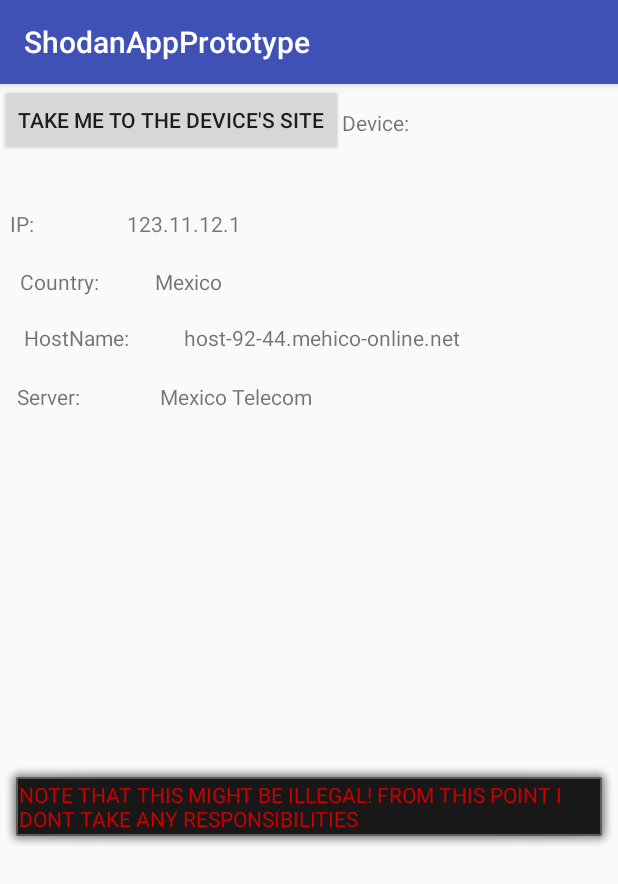
After one commit to osmocombb/ShodanApp, an Android app: the InformationOfResult screen opened directly, with no data from a screen before it, on a phone screen of 412 x 824 dp. The commit adds this screen. Shown: the top 884 px of the screen. Run offline under Robolectric (Android 15) with nearby library versions, the phone set to English and light mode, and no system bars; 4 statements that could not run were skipped.

Commit message:
Add files via upload
FoundDevice luokan poistaminen käytöstä, tilalle Banner, joka löytyy käytetystä kirjastosta
Muutamia bugeja korjattu

```diff
--- a/ShodanAppPrototype/app/src/main/AndroidManifest.xml
+++ b/ShodanAppPrototype/app/src/main/AndroidManifest.xml
@@ -4,7 +4,9 @@
 
     <uses-permission android:name="android.permission.INTERNET" />
     <uses-permission android:name="android.permission.CAMERA" />
+
     <uses-feature android:name="android.hardware.camera" />
+
     <application
         android:allowBackup="true"
         android:icon="@mipmap/ic_launcher"
@@ -22,7 +24,8 @@
         <activity
             android:name=".LoginActivity"
             android:label="@string/title_activity_login"
-            android:theme="@style/AppTheme.NoActionBar"></activity>
+            android:theme="@style/AppTheme.NoActionBar" />
+        <activity android:name=".InformationOfResult"></activity>
     </application>
 
 </manifest>
--- a/ShodanAppPrototype/app/src/main/java/prototype/shodanappprototype/FoundDevice.java
+++ b/ShodanAppPrototype/app/src/main/java/prototype/shodanappprototype/FoundDevice.java
@@ -46,6 +46,7 @@ public class FoundDevice {
     public String getCountry(){
         return Country;
     }
+    public String getServer(){return Server;}
     public String getEverythingElse(){
    //     return EverythingElse;
         return "";
--- /dev/null
+++ b/ShodanAppPrototype/app/src/main/java/prototype/shodanappprototype/InformationOfResult.java
@@ -0,0 +1,43 @@
+package prototype.shodanappprototype;
+
+import android.content.Context;
+import android.content.Intent;
+import android.location.Geocoder;
+import android.support.v7.app.AppCompatActivity;
+import android.os.Bundle;
+import android.widget.TextView;
+
+import java.util.Locale;
+
+
+// Activity Löydetyn tuloksen tietojen näyttöön
+public class InformationOfResult extends AppCompatActivity {
+TextView Ip,Server,Country,HostName;
+int i;
+    @Override
+    protected void onCreate(Bundle savedInstanceState) {
+        super.onCreate(savedInstanceState);
+        setContentView(R.layout.activity_information_of_result);
+
+        Intent intent = getIntent();
+        int value = intent.getIntExtra("deviceInformation", 0);
+        i = value;
+        Ip = findViewById(R.id.ipaddress);
+        Server = findViewById(R.id.Server);
+        Country = findViewById(R.id.Country);
+        HostName = findViewById(R.id.HostName);
+        setData();
+
+    }
+
+    public void setData(){
+
+        Ip.setText(DataHandler.getInstance().getList().get(i).getIpStr());
+        Server.setText(DataHandler.getInstance().getList().get(i).getIsp());
+        HostName.setText(DataHandler.getInstance().getList().get(i).getTitle());
+        Country.setText(DataHandler.getInstance().getList().get(i).getLocation().toString());
+    }
+
+
+
+}
--- /dev/null
+++ b/ShodanAppPrototype/app/src/main/res/layout/activity_information_of_result.xml
@@ -0,0 +1,159 @@
+<?xml version="1.0" encoding="utf-8"?>
+<android.support.constraint.ConstraintLayout xmlns:android="http://schemas.android.com/apk/res/android"
+    xmlns:app="http://schemas.android.com/apk/res-auto"
+    xmlns:tools="http://schemas.android.com/tools"
+    android:layout_width="match_parent"
+    android:layout_height="match_parent"
+    tools:context=".InformationOfResult">
+
+    <TextView
+        android:id="@+id/textView2"
+        android:layout_width="wrap_content"
+        android:layout_height="wrap_content"
+        android:layout_marginEnd="100dp"
+        android:layout_marginLeft="100dp"
+        android:layout_marginRight="100dp"
+        android:layout_marginStart="100dp"
+        android:layout_marginTop="16dp"
+        android:text="Information of Device: "
+        app:layout_constraintEnd_toEndOf="parent"
+        app:layout_constraintStart_toStartOf="parent"
+        app:layout_constraintTop_toTopOf="parent" />
+
+    <TextView
+        android:id="@+id/textView3"
+        android:layout_width="wrap_content"
+        android:layout_height="19dp"
+        android:layout_marginEnd="29dp"
+        android:layout_marginLeft="16dp"
+        android:layout_marginRight="29dp"
+        android:layout_marginStart="16dp"
+        android:layout_marginTop="48dp"
+        android:text="IP: "
+        app:layout_constraintEnd_toStartOf="@+id/ipaddress"
+        app:layout_constraintStart_toStartOf="parent"
+        app:layout_constraintTop_toBottomOf="@+id/textView2" />
+
+    <TextView
+        android:id="@+id/textView4"
+        android:layout_width="wrap_content"
+        android:layout_height="19dp"
+        android:layout_marginEnd="17dp"
+        android:layout_marginLeft="16dp"
+        android:layout_marginRight="17dp"
+        android:layout_marginStart="16dp"
+        android:layout_marginTop="19dp"
+        android:text="Country: "
+        app:layout_constraintEnd_toStartOf="@+id/Country"
+        app:layout_constraintStart_toStartOf="parent"
+        app:layout_constraintTop_toBottomOf="@+id/textView3" />
+
+    <TextView
+        android:id="@+id/textView5"
+        android:layout_width="wrap_content"
+        android:layout_height="19dp"
+        android:layout_marginEnd="295dp"
+        android:layout_marginLeft="16dp"
+        android:layout_marginRight="295dp"
+        android:layout_marginStart="16dp"
+        android:layout_marginTop="18dp"
+        android:text="HostName: "
+        app:layout_constraintEnd_toEndOf="parent"
+        app:layout_constraintHorizontal_bias="0.0"
+        app:layout_constraintStart_toStartOf="parent"
+        app:layout_constraintTop_toBottomOf="@+id/textView4" />
+
+    <TextView
+        android:id="@+id/textView6"
+        android:layout_width="wrap_content"
+        android:layout_height="19dp"
+        android:layout_marginEnd="25dp"
+        android:layout_marginLeft="16dp"
+        android:layout_marginRight="25dp"
+        android:layout_marginStart="16dp"
+        android:layout_marginTop="20dp"
+        android:text="Server: "
+        app:layout_constraintEnd_toStartOf="@+id/Server"
+        app:layout_constraintStart_toStartOf="parent"
+        app:layout_constraintTop_toBottomOf="@+id/textView5" />
+
+    <TextView
+        android:id="@+id/ipaddress"
+        android:layout_width="wrap_content"
+        android:layout_height="19dp"
+        android:layout_marginEnd="261dp"
+        android:layout_marginLeft="29dp"
+        android:layout_marginRight="261dp"
+        android:layout_marginStart="29dp"
+        android:layout_marginTop="48dp"
+        android:text="123.11.12.1"
+        app:layout_constraintEnd_toEndOf="parent"
+        app:layout_constraintStart_toEndOf="@+id/textView3"
+        app:layout_constraintTop_toBottomOf="@+id/textView2" />
+
+    <TextView
+        android:id="@+id/Country"
+        android:layout_width="wrap_content"
+        android:layout_height="19dp"
+        android:layout_marginEnd="267dp"
+        android:layout_marginLeft="16dp"
+        android:layout_marginRight="267dp"
+        android:layout_marginStart="16dp"
+        android:layout_marginTop="19dp"
+        android:text="Mexico"
+        app:layout_constraintEnd_toEndOf="parent"
+        app:layout_constraintStart_toEndOf="@+id/textView4"
+        app:layout_constraintTop_toBottomOf="@+id/ipaddress" />
+
+    <TextView
+        android:id="@+id/HostName"
+        android:layout_width="wrap_content"
+        android:layout_height="19dp"
+        android:layout_marginEnd="79dp"
+        android:layout_marginLeft="33dp"
+        android:layout_marginRight="79dp"
+        android:layout_marginStart="33dp"
+        android:layout_marginTop="18dp"
+        android:text="host-92-44.mehico-online.net"
+        app:layout_constraintEnd_toEndOf="parent"
+        app:layout_constraintHorizontal_bias="0.0"
+        app:layout_constraintStart_toEndOf="@+id/textView5"
+        app:layout_constraintTop_toBottomOf="@+id/Country" />
+
+    <TextView
+        android:id="@+id/Server"
+        android:layout_width="wrap_content"
+        android:layout_height="19dp"
+        android:layout_marginEnd="209dp"
+        android:layout_marginLeft="24dp"
+        android:layout_marginRight="209dp"
+        android:layout_marginStart="24dp"
+        android:layout_marginTop="20dp"
+        android:text="Mexico Telecom"
+        app:layout_constraintEnd_toEndOf="parent"
+        app:layout_constraintStart_toEndOf="@+id/textView6"
+        app:layout_constraintTop_toBottomOf="@+id/textView5" />
+
+    <TextView
+        android:id="@+id/WarningSign"
+        android:layout_width="wrap_content"
+        android:layout_height="wrap_content"
+        android:layout_marginBottom="139dp"
+        android:layout_marginTop="121dp"
+        android:background="@android:drawable/alert_dark_frame"
+        android:text="NOTE THAT THIS MIGHT BE ILLEGAL! FROM THIS POINT I DONT TAKE ANY RESPONSIBILITIES"
+        android:textColor="@android:color/holo_red_dark"
+        app:layout_constraintBottom_toBottomOf="parent"
+        app:layout_constraintEnd_toEndOf="parent"
+        app:layout_constraintStart_toStartOf="parent"
+        app:layout_constraintTop_toBottomOf="@+id/textView6" />
+
+    <Button
+        android:id="@+id/TakeToSite"
+        android:layout_width="wrap_content"
+        android:layout_height="wrap_content"
+        android:text="Take Me to the device's site"
+        tools:layout_editor_absoluteX="61dp"
+        tools:layout_editor_absoluteY="422dp" />
+
+</android.support.constraint.ConstraintLayout>
--- a/ShodanAppPrototype/app/src/main/res/values/strings.xml
+++ b/ShodanAppPrototype/app/src/main/res/values/strings.xml
@@ -1,4 +1,5 @@
 <resources>
     <string name="app_name">ShodanAppPrototype</string>
     <string name="title_activity_login">LoginActivity</string>
+    <string name="Found_results"> \u0020 Results! Note that you can only see first 100 results with free account</string>
 </resources>
```
Also changed, not shown: ShodanAppPrototype/app/src/main/java/prototype/shodanappprototype/DataHandler.java (added, +29 -0 lines), ShodanAppPrototype/app/src/main/java/prototype/shodanappprototype/MainActivity.java (+20 -5 lines), ShodanAppPrototype/app/src/main/java/prototype/shodanappprototype/SearchThread.java (+105 -29 lines).
